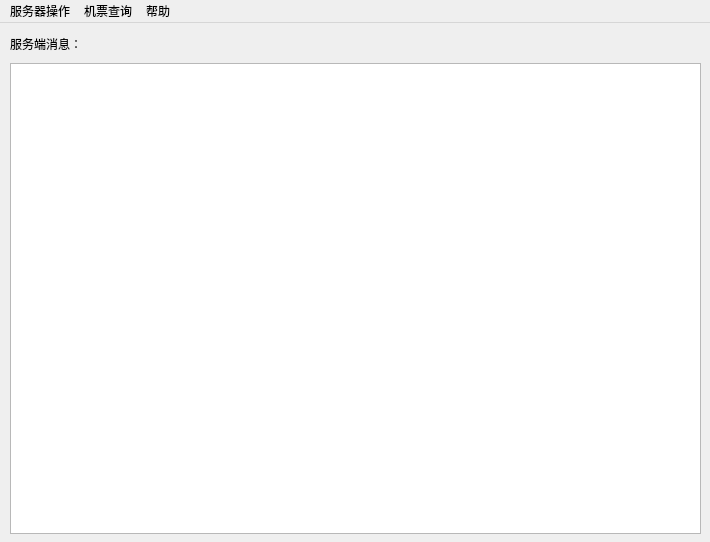
This is QTServer_V2/mainwindow.ui in guohuiy/QT_TCP_Server_Client-ING-2020-12 as Qt 5 draws it before an edit. The edited form follows.
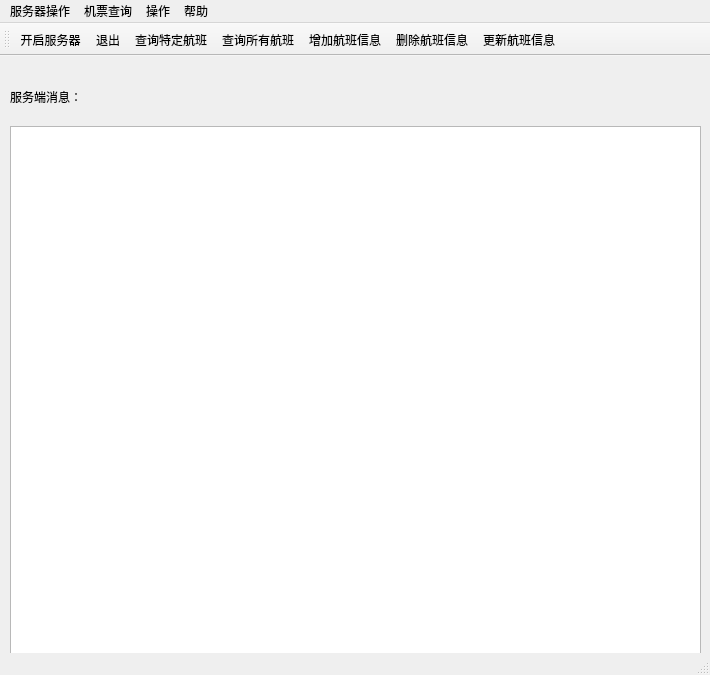
This is the edited form. Icons and pictures are not drawn.

```diff
--- a/QTServer_V2/mainwindow.ui
+++ b/QTServer_V2/mainwindow.ui
@@ -7,7 +7,7 @@
     <x>0</x>
     <y>0</y>
     <width>710</width>
-    <height>542</height>
+    <height>675</height>
    </rect>
   </property>
   <property name="windowTitle">
@@ -18,7 +18,7 @@
     <property name="geometry">
      <rect>
       <x>10</x>
-      <y>10</y>
+      <y>30</y>
       <width>81</width>
       <height>21</height>
      </rect>
@@ -31,9 +31,9 @@
     <property name="geometry">
      <rect>
       <x>10</x>
-      <y>40</y>
+      <y>70</y>
       <width>691</width>
-      <height>471</height>
+      <height>541</height>
      </rect>
     </property>
    </widget>
@@ -55,23 +55,51 @@
     <addaction name="actionStop"/>
     <addaction name="actionExit"/>
    </widget>
-   <widget class="QMenu" name="menu_2">
+   <widget class="QMenu" name="menuQuery">
     <property name="title">
      <string>机票查询</string>
     </property>
     <addaction name="actionConditionQuery"/>
     <addaction name="actionAllQuery"/>
    </widget>
-   <widget class="QMenu" name="menu_3">
+   <widget class="QMenu" name="menuHelp">
     <property name="title">
      <string>帮助</string>
     </property>
     <addaction name="actionShow"/>
     <addaction name="actionAbout"/>
    </widget>
+   <widget class="QMenu" name="menuOpetion">
+    <property name="title">
+     <string>操作</string>
+    </property>
+    <addaction name="actionAdd"/>
+    <addaction name="actionDelete"/>
+    <addaction name="actionUpdate"/>
+   </widget>
    <addaction name="menu"/>
-   <addaction name="menu_2"/>
-   <addaction name="menu_3"/>
+   <addaction name="menuQuery"/>
+   <addaction name="menuOpetion"/>
+   <addaction name="menuHelp"/>
+  </widget>
+  <widget class="QStatusBar" name="statusBar"/>
+  <widget class="QToolBar" name="toolBar">
+   <property name="windowTitle">
+    <string>toolBar</string>
+   </property>
+   <attribute name="toolBarArea">
+    <enum>TopToolBarArea</enum>
+   </attribute>
+   <attribute name="toolBarBreak">
+    <bool>false</bool>
+   </attribute>
+   <addaction name="actionStart"/>
+   <addaction name="actionExit"/>
+   <addaction name="actionConditionQuery"/>
+   <addaction name="actionAllQuery"/>
+   <addaction name="actionAdd"/>
+   <addaction name="actionDelete"/>
+   <addaction name="actionUpdate"/>
   </widget>
   <action name="actionStart">
    <property name="icon">
@@ -128,6 +156,33 @@
     <string>关于</string>
    </property>
   </action>
+  <action name="actionAdd">
+   <property name="icon">
+    <iconset resource="icon.qrc">
+     <normaloff>:/images/add.png</normaloff>:/images/add.png</iconset>
+   </property>
+   <property name="text">
+    <string>增加航班信息</string>
+   </property>
+  </action>
+  <action name="actionDelete">
+   <property name="icon">
+    <iconset resource="icon.qrc">
+     <normaloff>:/images/delete.png</normaloff>:/images/delete.png</iconset>
+   </property>
+   <property name="text">
+    <string>删除航班信息</string>
+   </property>
+  </action>
+  <action name="actionUpdate">
+   <property name="icon">
+    <iconset resource="icon.qrc">
+     <normaloff>:/images/update.png</normaloff>:/images/update.png</iconset>
+   </property>
+   <property name="text">
+    <string>更新航班信息</string>
+   </property>
+  </action>
  </widget>
  <resources>
   <include location="icon.qrc"/>
```
Left out of the diff: 4 changed lines with no effect on the pictures.
